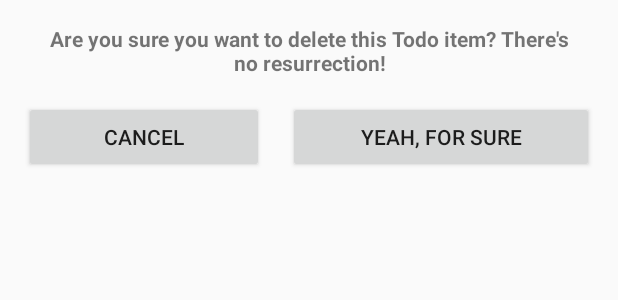
After one commit to sonnytron/Get-It-Done, an Android app: the layout fragment_delete_alert.xml on its own in the app's theme, with its tools: preview values and no code run, on a phone screen of 412 x 824 dp. The commit adds this screen. Shown: the top 300 px of the screen. Run offline under Robolectric (Android 15) with nearby library versions, the phone set to English and light mode, and no system bars.

Commit message:
added delete function along with callback to delete todo and update the list fragment and dismiss fragment on delete

```diff
--- a/app/src/main/java/com/sonnytron/sortatech/getitdone/TodoListActivity.java
+++ b/app/src/main/java/com/sonnytron/sortatech/getitdone/TodoListActivity.java
@@ -24,4 +24,10 @@ public class TodoListActivity extends SingleFragmentActivity implements TodoList
         listFragment.updateUI();
     }
 
+    @Override
+    public void onTodoDeleted(Todo todo) {
+        TodoListFragment listFragment = (TodoListFragment) getSupportFragmentManager().findFragmentById(R.id.fragment_container);
+        listFragment.updateUI();
+    }
+
 }
--- a/app/src/main/java/com/sonnytron/sortatech/getitdone/TodoManager.java
+++ b/app/src/main/java/com/sonnytron/sortatech/getitdone/TodoManager.java
@@ -94,6 +94,12 @@ public class TodoManager {
         mDatabase.update(TodoTable.NAME, values, TodoTable.Cols.UUID + " = ?", new String[] { uuidString });
     }
 
+    public void deleteTodo(Todo todo) {
+        String uuidString = todo.getId().toString();
+        ContentValues values = getContentValues(todo);
+        mDatabase.delete(TodoTable.NAME, TodoTable.Cols.UUID + " = ?", new String[] { uuidString} );
+    }
+
     private static ContentValues getContentValues(Todo todo) {
         ContentValues values = new ContentValues();
         values.put(TodoTable.Cols.UUID, todo.getId().toString());
--- /dev/null
+++ b/app/src/main/res/layout/fragment_delete_alert.xml
@@ -0,0 +1,44 @@
+<?xml version="1.0" encoding="utf-8"?>
+<LinearLayout xmlns:android="http://schemas.android.com/apk/res/android"
+              android:orientation="vertical"
+              android:layout_width="match_parent"
+              android:layout_height="wrap_content">
+
+    <TextView
+        android:layout_width="wrap_content"
+        android:layout_height="wrap_content"
+        android:text="Are you sure you want to delete this Todo item? There&apos;s no resurrection!"
+        android:id="@+id/textView"
+        android:layout_marginTop="16dp"
+        android:layout_marginBottom="16dp"
+        android:layout_marginLeft="32dp"
+        android:layout_marginRight="32dp"
+        android:textStyle="bold"
+        android:textAlignment="center"/>
+    <LinearLayout
+        android:orientation="horizontal"
+        android:layout_width="match_parent"
+        android:layout_height="wrap_content">
+        <Button
+            android:layout_width="wrap_content"
+            android:layout_height="wrap_content"
+            android:layout_marginLeft="16dp"
+            android:layout_marginRight="8dp"
+            android:text="Cancel"
+            android:layout_weight="1"
+            android:id="@+id/delete_cancel_button"/>
+
+        <Button
+            android:layout_weight="1"
+            android:layout_width="wrap_content"
+            android:layout_height="wrap_content"
+            android:layout_marginLeft="8dp"
+            android:layout_marginRight="16dp"
+            android:text="Yeah, for sure"
+            android:id="@+id/delete_confirm_button"
+            android:layout_gravity="right"/>
+
+    </LinearLayout>
+
+
+</LinearLayout>
--- a/app/src/main/res/layout/view_photo_and_item.xml
+++ b/app/src/main/res/layout/view_photo_and_item.xml
@@ -43,6 +43,7 @@
             android:layout_marginRight="16dp"
             android:hint="@string/to_do_hint"/>
         <ImageButton
+            android:id="@+id/todo_item_delete"
             android:src="@drawable/ic_menu_delete"
             android:layout_width="match_parent"
             android:layout_height="wrap_content"/>
```
Also changed, not shown: app/src/main/java/com/sonnytron/sortatech/getitdone/ToDoFragment.java (+36 -0 lines).
